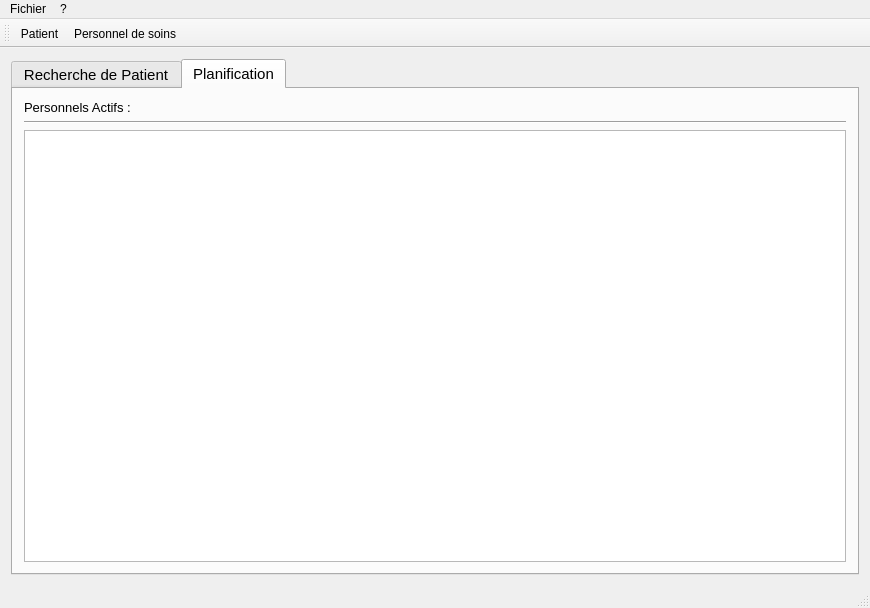
This is QtProject/mainwindow.ui in ThomChar/QTProjectCpp as Qt 5 draws it before an edit. The edited form follows.
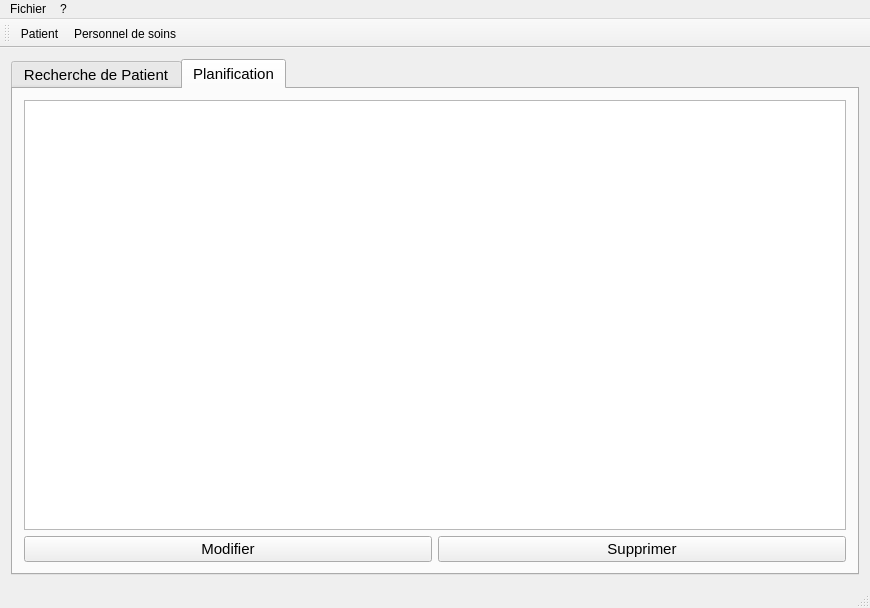
This is the edited form. Icons and pictures are not drawn.

Commit message: add button supp and update

The edit to the form file:
```diff
--- a/QtProject/mainwindow.ui
+++ b/QtProject/mainwindow.ui
@@ -457,27 +457,6 @@
           <string>Planification</string>
          </attribute>
          <layout class="QVBoxLayout" name="verticalLayout_2">
-          <item>
-           <widget class="QLabel" name="label">
-            <property name="font">
-             <font>
-              <pointsize>10</pointsize>
-              <weight>50</weight>
-              <bold>false</bold>
-             </font>
-            </property>
-            <property name="text">
-             <string>Personnels Actifs :</string>
-            </property>
-           </widget>
-          </item>
-          <item>
-           <widget class="Line" name="line_2">
-            <property name="orientation">
-             <enum>Qt::Horizontal</enum>
-            </property>
-           </widget>
-          </item>
           <item>
            <widget class="QTreeView" name="treeView">
             <property name="enabled">
@@ -497,6 +476,24 @@
             </property>
            </widget>
           </item>
+          <item>
+           <layout class="QHBoxLayout" name="horizontalLayout_2">
+            <item>
+             <widget class="QPushButton" name="updateButtonPersonnel">
+              <property name="text">
+               <string>Modifier</string>
+              </property>
+             </widget>
+            </item>
+            <item>
+             <widget class="QPushButton" name="deleteButtonPersonnel">
+              <property name="text">
+               <string>Supprimer</string>
+              </property>
+             </widget>
+            </item>
+           </layout>
+          </item>
          </layout>
         </widget>
        </widget>
```
Left out of the diff: 18 changed lines with no effect on the pictures. The commit also changes 4 other files.
